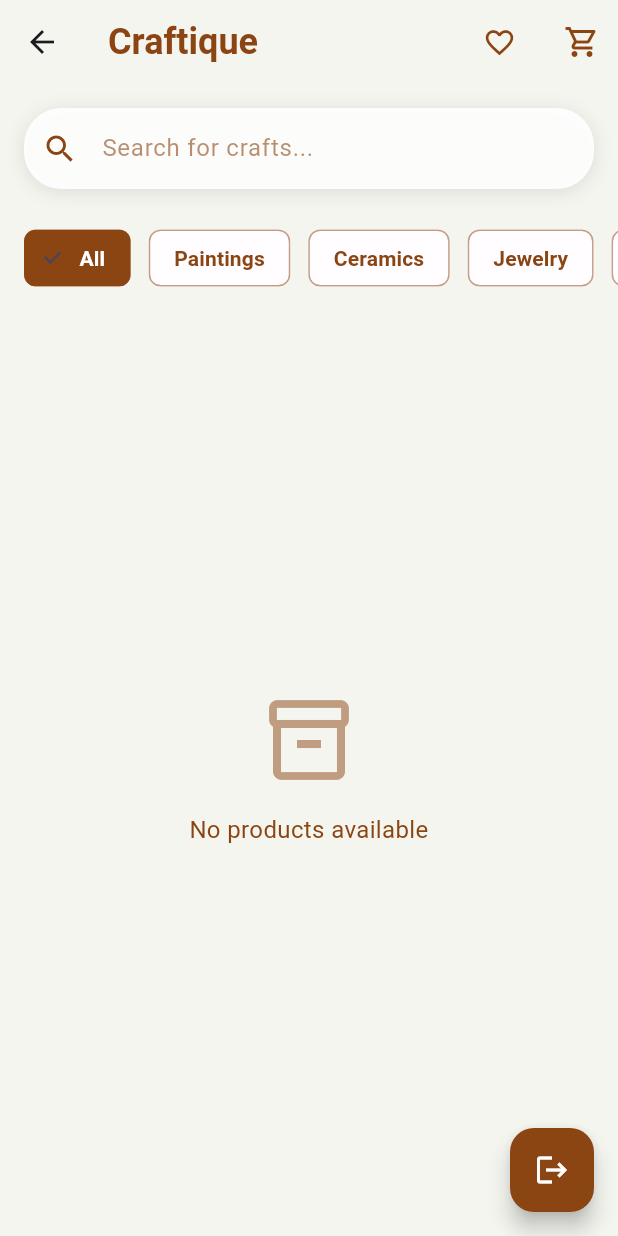
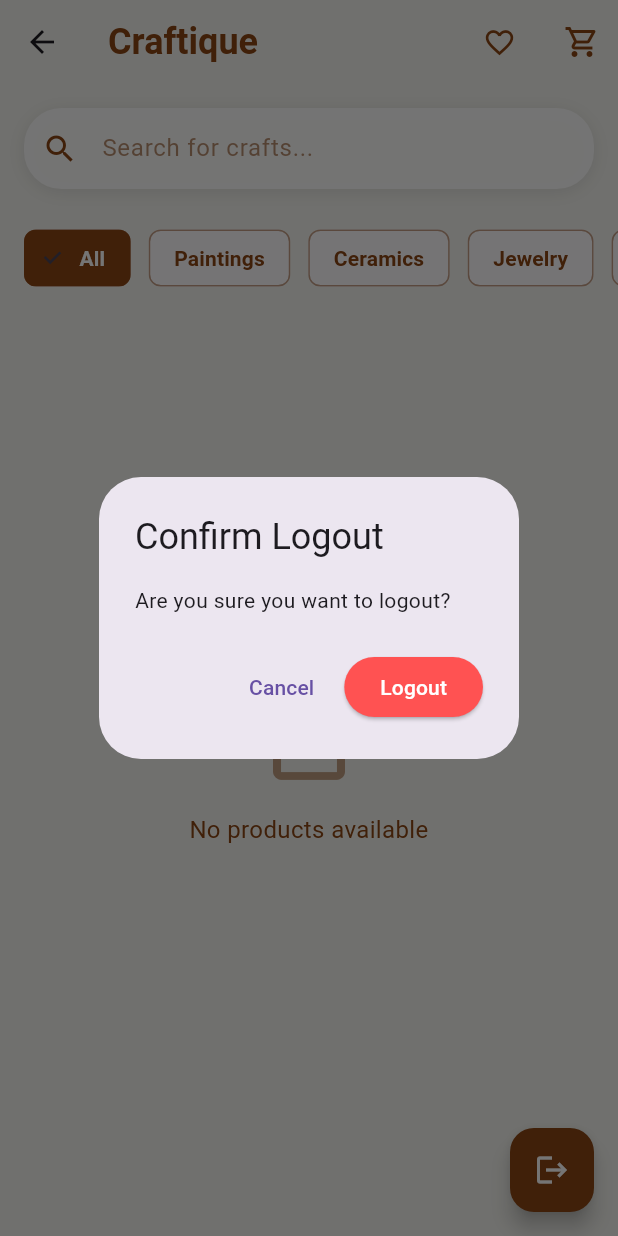
Before and after one commit to Mohamed495104/craftique-flutter-application, a Flutter app: the HomeScreen screen opened by its route, after a tap on the "logout" icon, on a phone screen of 412 x 824 dp. Run offline on Flutter 3.47's test engine with Material 3 defaults, Android fonts, the phone set to English and light mode, and no system bars; our stand-ins replace firebase_auth, firebase_core, firebase_database; accounts and stored records are empty; Roboto replaces fonts that are missing (Poppins).

Commit message:
Added Logout features

```diff
--- a/lib/main.dart
+++ b/lib/main.dart
@@ -1,15 +1,16 @@
 import 'package:firebase_core/firebase_core.dart';
 import 'package:firebase_database/firebase_database.dart';
 import 'package:flutter/material.dart';
-import 'package:provider/provider.dart';
 import 'package:flutter_group_project/models/product.dart';
+import 'package:flutter_group_project/providers/wishlist.dart';
+import 'package:flutter_group_project/screens/auth_screen.dart'; // ✅ NEW
 import 'package:flutter_group_project/screens/home_screen.dart';
 import 'package:flutter_group_project/screens/product_details_screen.dart';
 import 'package:flutter_group_project/screens/splash_screen.dart';
 import 'package:flutter_group_project/screens/wishlist_screen.dart';
 import 'package:flutter_group_project/services/firebase_options.dart';
 import 'package:flutter_group_project/utils/constants.dart';
-import 'package:flutter_group_project/providers/wishlist.dart';
+import 'package:provider/provider.dart';
 
 void main() async {
   WidgetsFlutterBinding.ensureInitialized();
@@ -62,6 +63,9 @@ class CraftiqueApp extends StatelessWidget {
           case '/wishlist':
             return MaterialPageRoute(builder: (_) => const WishlistScreen());
 
+          case '/auth': // ✅ NEW ROUTE
+            return MaterialPageRoute(builder: (_) => const AuthScreen());
+
           case '/product-details':
             final args = settings.arguments;
             if (args is Product) {
--- a/lib/screens/home_screen.dart
+++ b/lib/screens/home_screen.dart
@@ -1,11 +1,13 @@
+import 'package:firebase_auth/firebase_auth.dart';
 import 'package:firebase_core/firebase_core.dart';
 import 'package:firebase_database/firebase_database.dart';
 import 'package:flutter/material.dart';
 import 'package:provider/provider.dart';
+
 import '../models/product.dart';
-import '../widgets/product_card.dart';
 import '../providers/wishlist.dart';
 import '../services/firebase_options.dart';
+import '../widgets/product_card.dart';
 
 class HomeScreen extends StatefulWidget {
   const HomeScreen({super.key});
@@ -99,11 +101,37 @@ class _HomeScreenState extends State<HomeScreen> {
     });
   }
 
-  void logout() {
-    // FirebaseAuth.instance.signOut(); // Optional
+  void logout() async {
+    final shouldLogout = await showDialog<bool>(
+      context: context,
+      builder: (context) => AlertDialog(
+        title: const Text("Confirm Logout"),
+        content: const Text("Are you sure you want to logout?"),
+        actions: [
+          TextButton(
+            onPressed: () => Navigator.of(context).pop(false),
+            child: const Text("Cancel"),
+          ),
+          ElevatedButton(
+            style: ElevatedButton.styleFrom(
+              backgroundColor: Colors.redAccent,
+              foregroundColor: Colors.white,
+            ),
+            onPressed: () => Navigator.of(context).pop(true),
+            child: const Text("Logout"),
+          ),
+        ],
+      ),
+    );
+
+    if (shouldLogout == true) {
+      await FirebaseAuth.instance.signOut();
+      if (mounted) {
+        Navigator.pushReplacementNamed(context, '/auth');
+      }
+    }
   }
 
-  // Custom wishlist icon widget with count (horizontal layout like old design)
   Widget _buildWishlistIcon() {
     return Consumer<WishlistProvider>(
       builder: (context, wishlistProvider, child) {
@@ -182,10 +210,7 @@ class _HomeScreenState extends State<HomeScreen> {
           ),
         ),
         actions: [
-          // Clean wishlist icon with horizontal count layout
           _buildWishlistIcon(),
-
-          // Shopping cart icon
           IconButton(
             onPressed: () {},
             icon: const Icon(
@@ -197,7 +222,6 @@ class _HomeScreenState extends State<HomeScreen> {
       ),
       body: Column(
         children: [
-          // Search Box
           Container(
             margin: const EdgeInsets.all(16),
             decoration: BoxDecoration(
@@ -232,8 +256,6 @@ class _HomeScreenState extends State<HomeScreen> {
               style: const TextStyle(color: Color(0xFF8B4513), fontSize: 16),
             ),
           ),
-
-          // Categories
           Container(
             height: 60,
             padding: const EdgeInsets.symmetric(vertical: 8),
@@ -267,8 +289,6 @@ class _HomeScreenState extends State<HomeScreen> {
               },
             ),
           ),
-
-          // Filters Summary
           if (searchQuery.isNotEmpty || selectedCategory != 'All')
             Padding(
               padding: const EdgeInsets.symmetric(horizontal: 16, vertical: 8),
@@ -297,8 +317,6 @@ class _HomeScreenState extends State<HomeScreen> {
                 ],
               ),
             ),
-
-          // Product Grid
           Expanded(
             child: filteredProducts.isEmpty
                 ? Center(
```
